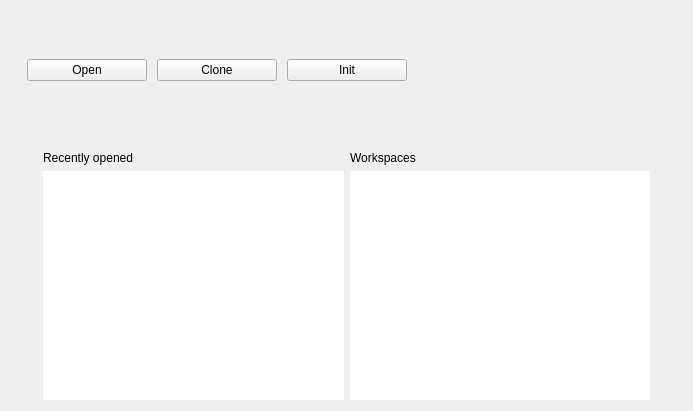
This is component/GuiManager/src/containers/HomeContainer.ui in Sourcerer-Team/Sourcerer as Qt 5 draws it before an edit. The edited form follows.
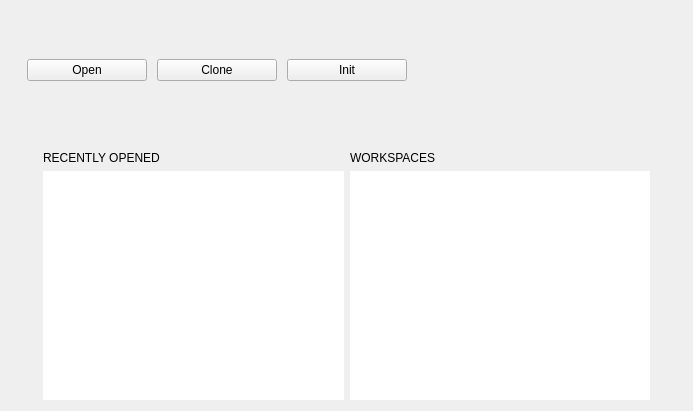
This is the edited form. Custom widgets are drawn as their Qt base class.

Commit message: Makes "Recently opened" and "Workspaces" labels on home screen uppercase.

Diff of the .ui file:
```diff
--- a/component/GuiManager/src/containers/HomeContainer.ui
+++ b/component/GuiManager/src/containers/HomeContainer.ui
@@ -129,7 +129,7 @@
            <item>
             <widget class="QLabel" name="labelRecent">
              <property name="text">
-              <string>Recently opened</string>
+              <string>RECENTLY OPENED</string>
              </property>
             </widget>
            </item>
@@ -165,7 +165,7 @@
            <item>
             <widget class="QLabel" name="labelWorkspaces">
              <property name="text">
-              <string>Workspaces</string>
+              <string>WORKSPACES</string>
              </property>
             </widget>
            </item>
```
